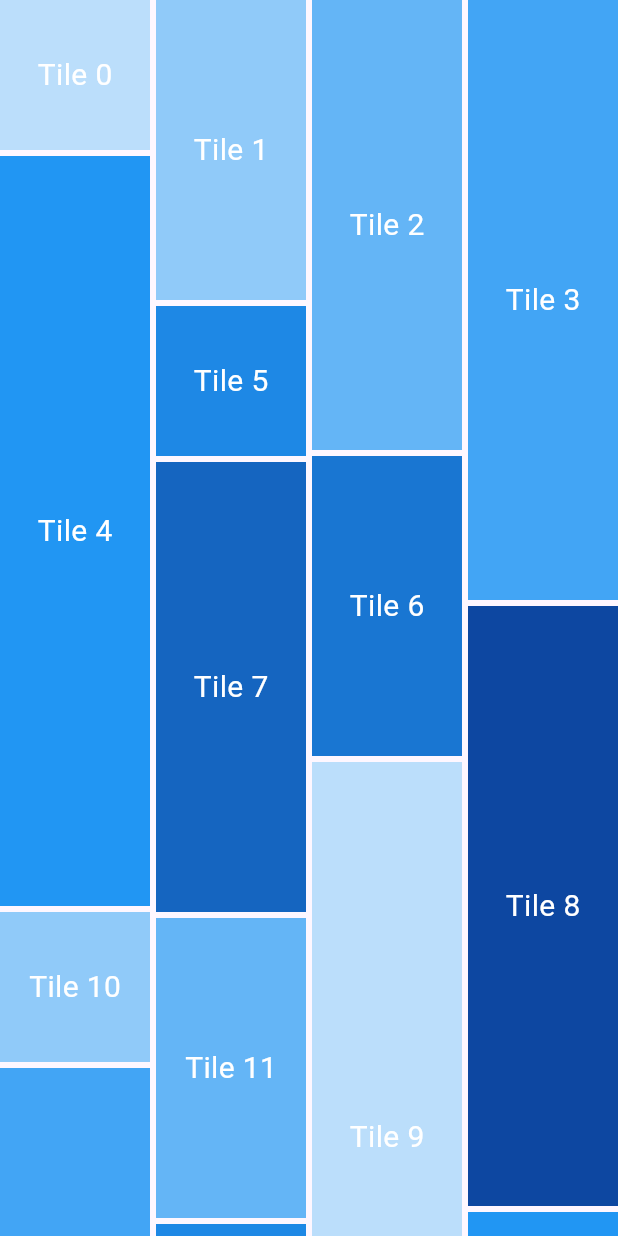
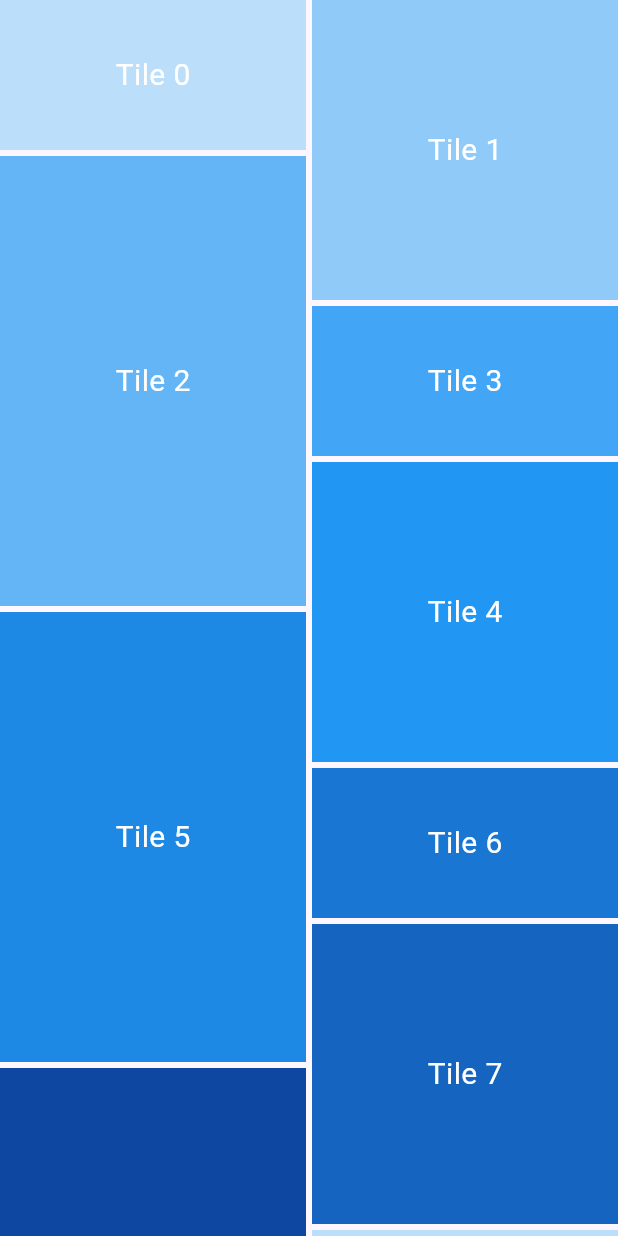
Before and after one commit to chrisokoriedev/uidesign1to100, a Flutter app: the screen it shows after launch, on a phone screen of 412 x 824 dp. Run offline on Flutter 3.47's test engine with Material 3 defaults, Android fonts, the phone set to English and light mode, and no system bars; our stand-ins replace animate_do, gap, responsive_sizer.

Commit message:
fix: Adjust grid layout in MainListScreen to use 2 columns and update tile extent calculation

```diff
--- a/lib/pages/main_screen/main_list.dart
+++ b/lib/pages/main_screen/main_list.dart
@@ -9,11 +9,11 @@ class MainListScreen extends StatelessWidget {
   Widget build(BuildContext context) {
     return Scaffold(
       body: MasonryGridView.count(
-        crossAxisCount: 4,
+        crossAxisCount: 2,
         mainAxisSpacing: 4,
         crossAxisSpacing: 4,
         itemBuilder: (context, index) {
-          return tile(index: index, extent: (index % 5 + 1) * 100);
+          return tile(index: index, extent: (index % 3 + 1) *100);
         },
       ),
     );
```
